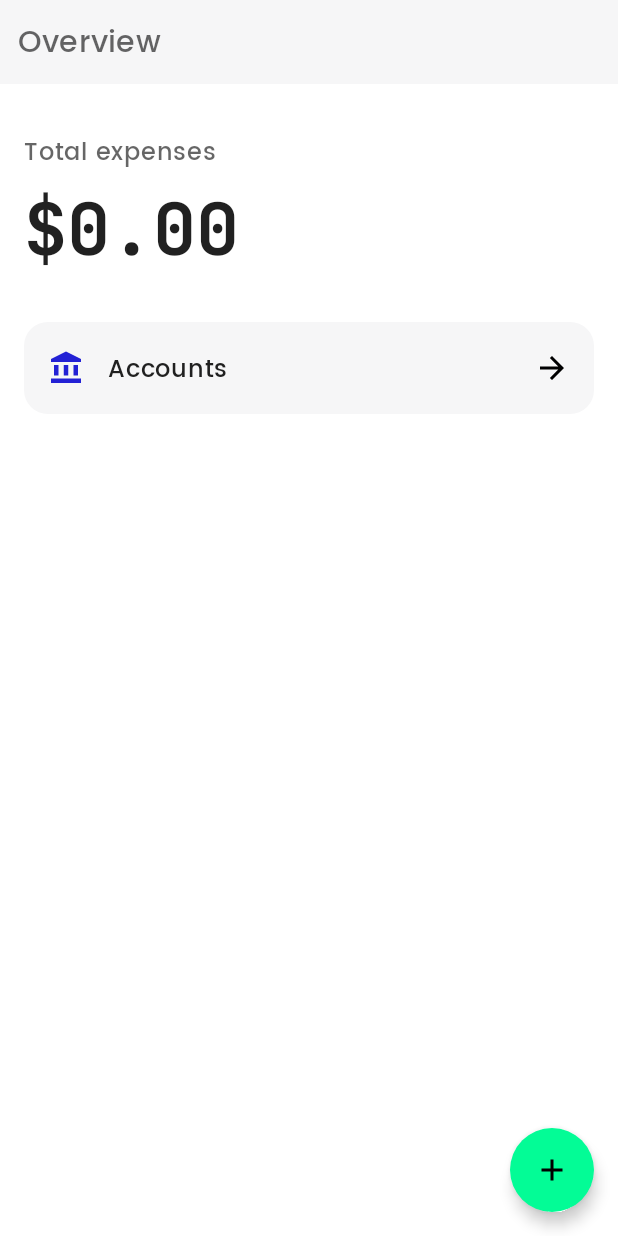
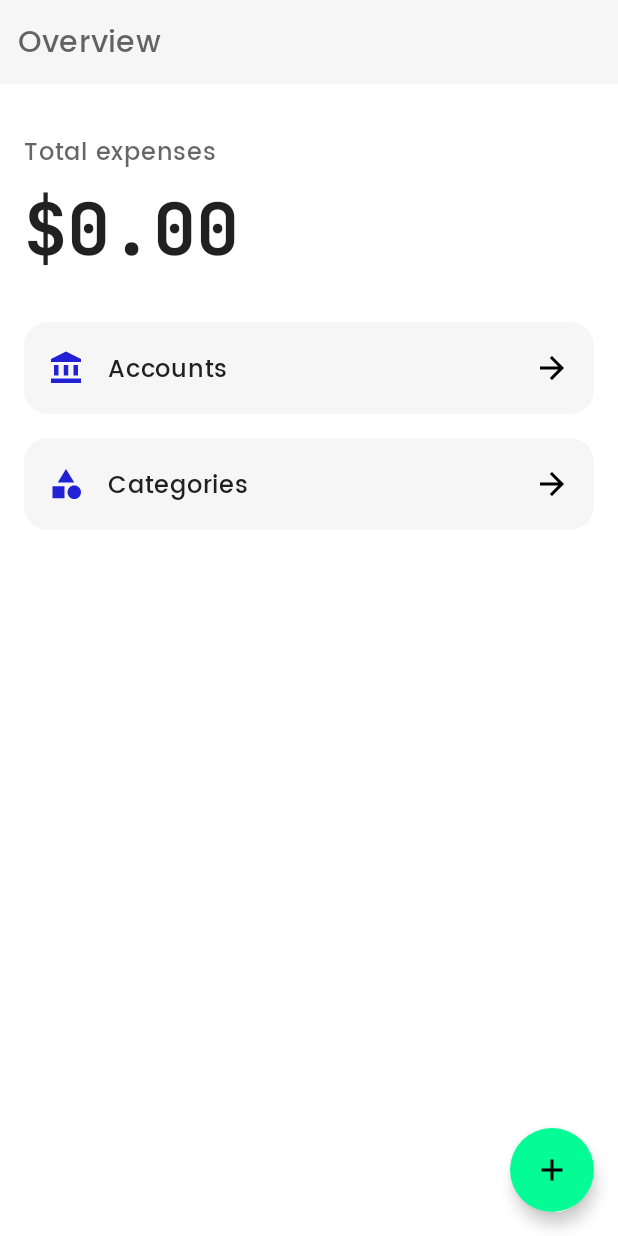
Before and after one commit to swapnilkadlag/Outlay, an Android app built with Jetpack Compose: the screen it shows after launch (MainActivity), on a phone screen of 412 x 824 dp. Run offline under Robolectric (Android 15) with nearby library versions, the phone set to English and light mode, and no system bars; our stand-ins replace Dagger/Hilt's generated code, Room's generated code, accompanist; libraries missing offline, so code that uses them is left out: com.jakewharton.threetenabp; 1 statement that could not run was skipped.

Commit message:
Added category list & category editor UI

```diff
--- a/app/src/main/java/com/sk/outlay/data/Repository.kt
+++ b/app/src/main/java/com/sk/outlay/data/Repository.kt
@@ -1,6 +1,7 @@
 package com.sk.outlay.data
 
 import com.sk.outlay.data.entities.Account
+import com.sk.outlay.data.entities.Category
 import com.sk.outlay.data.enums.AccountType
 import com.sk.outlay.data.models.TotalExpensesAmount
 import kotlinx.coroutines.flow.Flow
@@ -16,4 +17,13 @@ interface Repository {
     suspend fun createAccount(name: String, type: AccountType, details: String)
 
     suspend fun updateAccount(account: Account)
+
+    fun getCategories(): Flow<List<Category>>
+
+    suspend fun getCategory(id: UUID): Category
+
+    suspend fun createCategory(name: String)
+
+    suspend fun updateCategory(category: Category)
+
 }
--- a/app/src/main/java/com/sk/outlay/data/SeedData.kt
+++ b/app/src/main/java/com/sk/outlay/data/SeedData.kt
@@ -41,7 +41,6 @@ object SeedData {
         Category(
             id = UUID.randomUUID(),
             name = "Other",
-            limit = 0f,
             color = getColorForString("Other"),
         )
     )
--- a/app/src/main/java/com/sk/outlay/data/dao/CategoryDao.kt
+++ b/app/src/main/java/com/sk/outlay/data/dao/CategoryDao.kt
@@ -1,8 +1,17 @@
 package com.sk.outlay.data.dao
 
 import androidx.room.Dao
+import androidx.room.Query
+import com.sk.outlay.data.entities.Account
 import com.sk.outlay.data.entities.Category
+import kotlinx.coroutines.flow.Flow
+import java.util.*
 
 @Dao
 abstract class CategoryDao : BaseDao<Category> {
+    @Query("""SELECT * FROM tblCategory""")
+    abstract fun getCategories(): Flow<List<Category>>
+
+    @Query("""SELECT * FROM tblCategory WHERE id = :id""")
+    abstract suspend fun getCategory(id: UUID): Category
 }
--- a/app/src/main/java/com/sk/outlay/data/entities/Category.kt
+++ b/app/src/main/java/com/sk/outlay/data/entities/Category.kt
@@ -10,6 +10,5 @@ data class Category(
     @PrimaryKey
     val id: UUID,
     val name: String,
-    val limit: Float,
     val color: OutlayColor,
 )
--- a/app/src/main/java/com/sk/outlay/ui/overview/OverviewContent.kt
+++ b/app/src/main/java/com/sk/outlay/ui/overview/OverviewContent.kt
@@ -7,6 +7,7 @@ import androidx.compose.material.*
 import androidx.compose.material.icons.Icons
 import androidx.compose.material.icons.filled.AccountBalance
 import androidx.compose.material.icons.filled.ArrowForward
+import androidx.compose.material.icons.filled.Category
 import androidx.compose.runtime.Composable
 import androidx.compose.runtime.CompositionLocalProvider
 import androidx.compose.ui.Alignment
@@ -78,6 +79,7 @@ fun OverviewContent(
     totalExpensesAmount: String,
     onAddClicked: () -> Unit,
     onAccountsClick: () -> Unit,
+    onCategoriesClick: () -> Unit,
 ) {
     Scaffold(
         topBar = { Toolbar(onBackPressed = {}, title = "Overview", false) },
@@ -91,6 +93,12 @@ fun OverviewContent(
                 icon = Icons.Default.AccountBalance,
                 onClick = onAccountsClick
             )
+            VerticalSpace(space = 16.dp)
+            OverviewNavigationButton(
+                title = "Categories",
+                icon = Icons.Default.Category,
+                onClick = onCategoriesClick,
+            )
         }
     }
 }
@@ -100,6 +108,11 @@ fun OverviewContent(
 @Composable
 fun OverviewContentPreview() {
     OutlayTheme {
-        OverviewContent(totalExpensesAmount = "$123,45.60", onAddClicked = {}, onAccountsClick = {})
+        OverviewContent(
+            totalExpensesAmount = "$123,45.60",
+            onAddClicked = {},
+            onAccountsClick = {},
+            onCategoriesClick = {},
+        )
     }
 }
--- a/app/src/main/java/com/sk/outlay/ui/overview/OverviewFragment.kt
+++ b/app/src/main/java/com/sk/outlay/ui/overview/OverviewFragment.kt
@@ -42,6 +42,7 @@ class OverviewFragment : Fragment() {
                             numberFormat.format(totalExpensesAmount.totalAmount),
                             ::navigateToTransactionScreen,
                             ::navigateToAccounts,
+                            ::navigateToCategories,
                         )
                     }
                 }
@@ -57,4 +58,8 @@ class OverviewFragment : Fragment() {
     private fun navigateToAccounts() {
         findNavController().navigate(R.id.action_overview_to_accounts)
     }
+
+    private fun navigateToCategories() {
+        findNavController().navigate(R.id.action_overview_to_categories)
+    }
 }
--- a/app/src/main/res/navigation/navigation_main.xml
+++ b/app/src/main/res/navigation/navigation_main.xml
@@ -18,6 +18,13 @@
         <action
             android:id="@+id/action_overview_to_accounts"
             app:destination="@id/accounts"
+            app:enterAnim="@anim/slide_in_from_bottom"
+            app:exitAnim="@anim/fade_out"
+            app:popEnterAnim="@anim/fade_in"
+            app:popExitAnim="@anim/slide_down_to_bottom" />
+        <action
+            android:id="@+id/action_overview_to_categories"
+            app:destination="@id/categories"
             app:enterAnim="@anim/slide_in_from_bottom"
             app:exitAnim="@anim/fade_out"
             app:popEnterAnim="@anim/fade_in"
@@ -49,6 +56,30 @@
     </fragment>
 
     <fragment
+        android:id="@+id/categories"
+        android:name="com.sk.outlay.ui.categories.CategoriesFragment"
+        android:label="Categories">
+        <action
+            android:id="@+id/action_categories_to_category_editor"
+            app:destination="@id/category_editor"
+            app:enterAnim="@anim/slide_in_from_bottom"
+            app:exitAnim="@anim/fade_out"
+            app:popEnterAnim="@anim/fade_in"
+            app:popExitAnim="@anim/slide_down_to_bottom" />
+    </fragment>
+
+    <fragment
+        android:id="@+id/category_editor"
+        android:name="com.sk.outlay.ui.categories.CategoryEditorFragment"
+        android:label="Category Editor">
+        <argument
+            android:name="categoryId"
+            android:defaultValue="@null"
+            app:argType="string"
+            app:nullable="true" />
+    </fragment>
+
+    <fragment
         android:id="@+id/transaction"
         android:name="com.sk.outlay.ui.transactions.AddTransactionFragment"
         android:label="Transaction">
```
Also changed, not shown: app/src/main/java/com/sk/outlay/data/RepositoryImpl.kt (+23 -0 lines), app/src/main/java/com/sk/outlay/ui/categories/CategoriesContent.kt (added, +113 -0 lines), app/src/main/java/com/sk/outlay/ui/categories/CategoriesFragment.kt (added, +60 -0 lines), app/src/main/java/com/sk/outlay/ui/categories/CategoriesViewModel.kt (added, +18 -0 lines), app/src/main/java/com/sk/outlay/ui/categories/CategoryEditorContent.kt (added, +63 -0 lines), app/src/main/java/com/sk/outlay/ui/categories/CategoryEditorFragment.kt (added, +66 -0 lines), app/src/main/java/com/sk/outlay/ui/categories/CategoryEditorViewModel.kt (added, +81 -0 lines).
